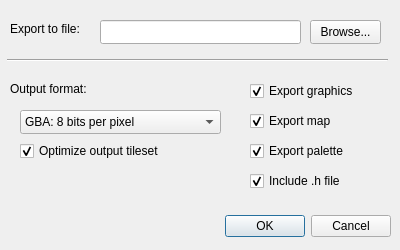
Qt form exportdialog.ui (LoxoSoftware/RetroMap) before a commit.
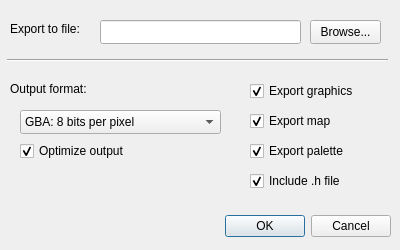
The same form after that commit.

```diff
--- a/exportdialog.ui
+++ b/exportdialog.ui
@@ -148,7 +148,7 @@
     </rect>
    </property>
    <property name="text">
-    <string>Optimize output tileset</string>
+    <string>Optimize output</string>
    </property>
    <property name="checked">
     <bool>true</bool>
```
